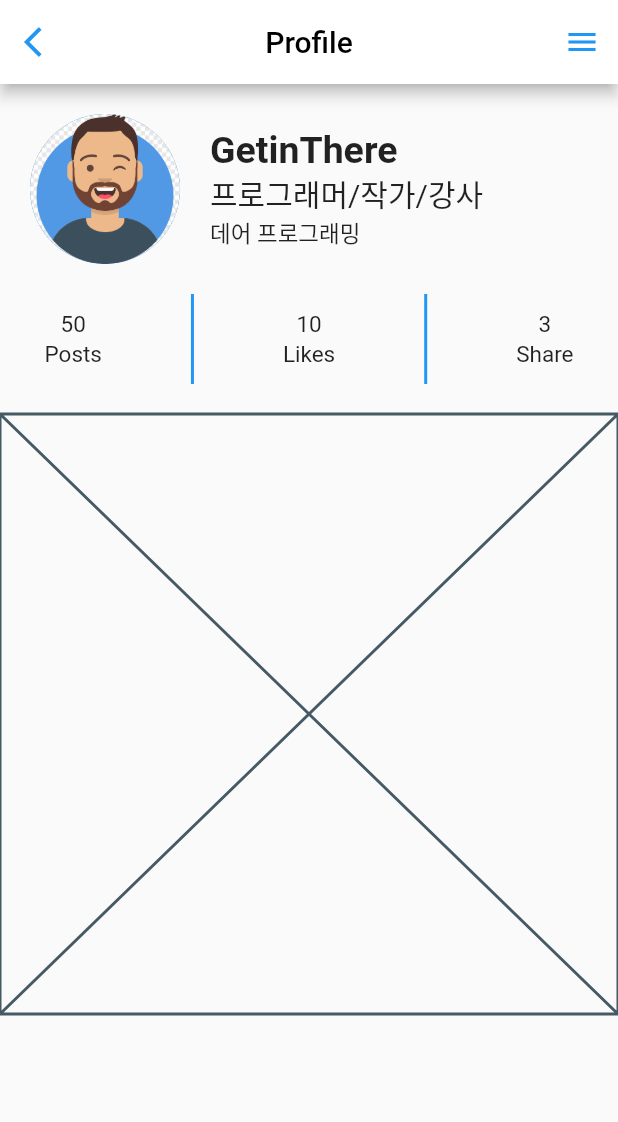
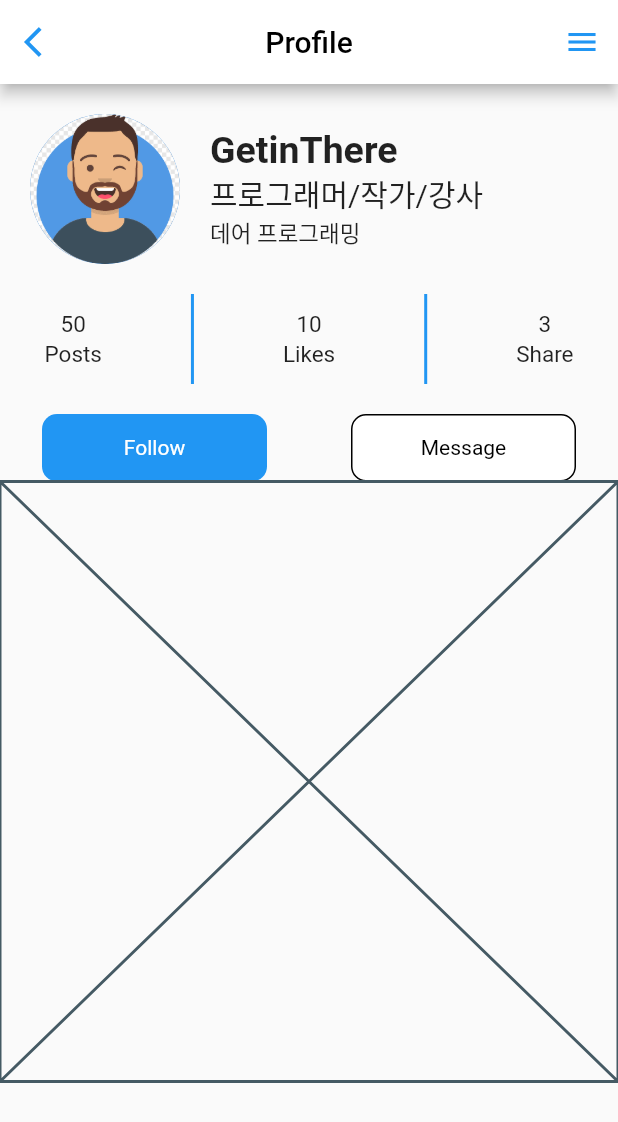
Before and after one commit to Hoseok-Seong/Flutter-Profile-Practice, a Flutter app: the screen it shows after launch, on a phone screen of 412 x 824 dp. Shown: the top 1122 px of the screen. Run offline on Flutter 3.47's test engine with Material 2 defaults, Android fonts, the phone set to English and light mode, and no system bars.

Commit message:
Profile Buttons Done

```diff
--- a/lib/components/profile_buttons.dart
+++ b/lib/components/profile_buttons.dart
@@ -1,4 +1,4 @@
-import 'package:flutter/cupertino.dart';
+import 'package:flutter/material.dart';
 
 class ProfileButtons extends StatelessWidget {
   const ProfileButtons({Key? key}) : super(key: key);
@@ -6,7 +6,54 @@
   @override
   Widget build(BuildContext context) {
     return Row(
-
+      mainAxisAlignment: MainAxisAlignment.spaceAround,
+      children: [
+        _buildFollowButton(),
+        _buildMessageButton(),
+      ],
     );
   }
+
+  Widget _buildMessageButton() {
+    return InkWell(
+        onTap: () {
+          print("Message 버튼 클릭됨");
+        },
+        child: Container(
+          alignment: Alignment.center,
+          width: 150,
+          height: 45,
+          child: Text(
+            "Message",
+            style: TextStyle(color: Colors.black),
+          ),
+          decoration: BoxDecoration(
+            color: Colors.white,
+            borderRadius: BorderRadius.circular(10),
+            border: Border.all(),
+          ),
+        ),
+      );
+  }
+
+  Widget _buildFollowButton() {
+    return InkWell(
+        onTap: () {
+          print("Follow 버튼 클릭됨");
+        },
+        child: Container(
+          alignment: Alignment.center,
+          width: 150,
+          height: 45,
+          child: Text(
+            "Follow",
+            style: TextStyle(color: Colors.white),
+          ),
+          decoration: BoxDecoration(
+            color: Colors.blue,
+            borderRadius: BorderRadius.circular(10),
+          ),
+        ),
+      );
+  }
 }
--- a/lib/main.dart
+++ b/lib/main.dart
@@ -1,4 +1,5 @@
 import 'package:flutter/material.dart';
+import 'package:flutter_profile_practice/components/profile_buttons.dart';
 import 'package:flutter_profile_practice/components/profile_count_info.dart';
 import 'package:flutter_profile_practice/components/profile_header.dart';
 import 'package:flutter_profile_practice/theme.dart';
@@ -38,6 +39,7 @@
           SizedBox(height: 20),
           ProfileCountInfo(),
           SizedBox(height: 20),
+          ProfileButtons(),
           ProfileTab(),
         ],
       ),
```
